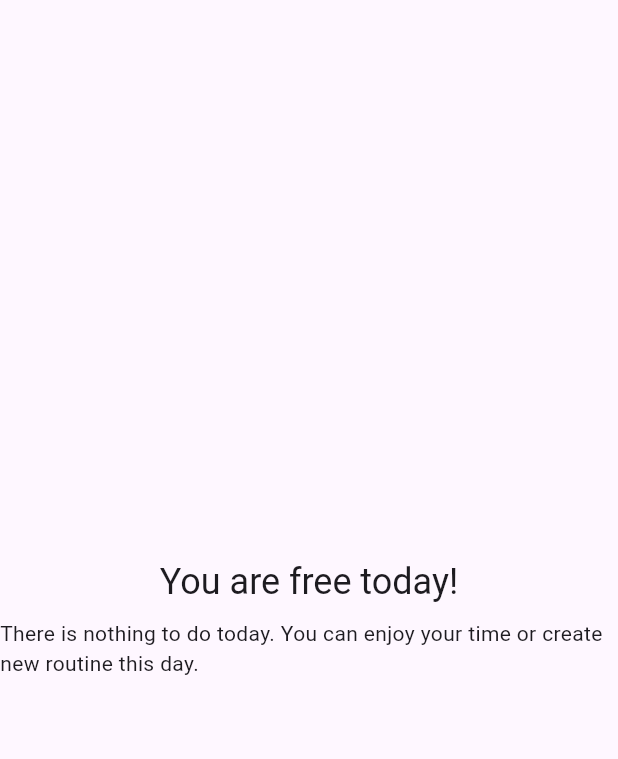
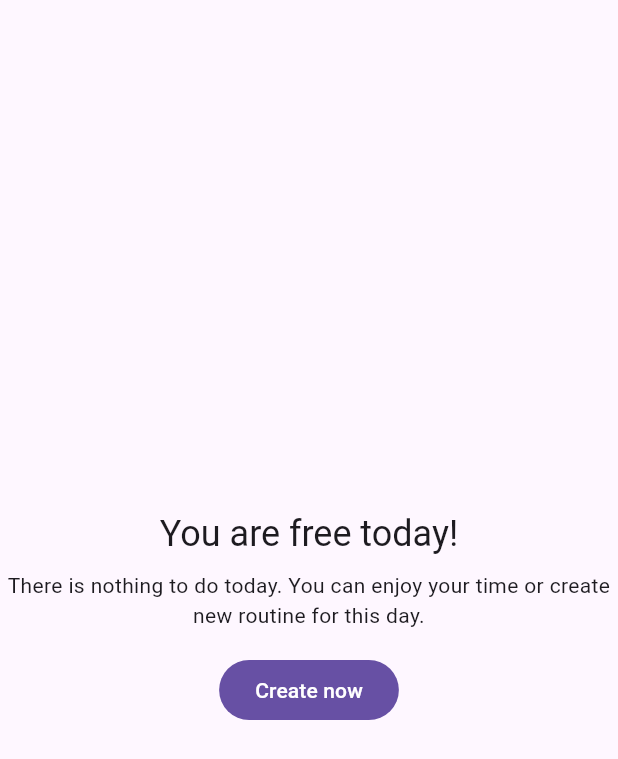
Before and after one commit to RDA-12/routrack, a Flutter app: the AppEmptyBox widget shown alone on an empty page, opened directly, on a phone screen of 412 x 824 dp. Shown: the top 759 px of the screen. Run offline on Flutter 3.47's test engine with Material 3 defaults, Android fonts, the phone set to English and light mode, and no system bars; our stand-ins replace bloc, bloc_concurrency, clock, drift, drift_flutter, equatable and 6 more; missing offline and left inert: mock_exceptions, rrule; accounts and stored records are empty; generated files the repository leaves out were written again; statements that could not run were skipped.

Commit message:
feat(routine): add create routine button when routines is empty on home and routines list page

```diff
--- a/lib/common/widgets/app_empty_box.dart
+++ b/lib/common/widgets/app_empty_box.dart
@@ -8,6 +8,7 @@ class AppEmptyBox extends StatelessWidget {
   const new({
     this.title,
     this.content = 'Data is empty',
+    this.action,
     super.key,
   });
 
@@ -19,18 +20,34 @@ class AppEmptyBox extends StatelessWidget {
   /// Default to 'Data is empty'
   final String content;
 
+  /// Action that can be taken by user, typically a Button or list of Button'
+  ///
+  /// It will be placed at the bottom of [content]
+  final Widget? action;
+
   @override
   Widget build(BuildContext context) {
     return Column(
+      spacing: 16,
+      mainAxisAlignment: .center,
+      children: [
+        Column(
           spacing: 8,
           mainAxisAlignment: .center,
           children: [
             if (title != null)
               Text(
                 title!,
+                textAlign: .center,
                 style: context.text.headlineSmall,
               ),
-        Text(content),
+            Text(
+              content,
+              textAlign: .center,
+            ),
+          ],
+        ),
+        ?action,
       ],
     );
   }
```
Also changed, not shown: lib/home/presentation/pages/home_page.dart (+12 -2 lines), lib/routine/presentation/widgets/routines_list.dart (+9 -1 lines), 3 other files. Lines whose indentation alone changed are shown as unchanged.
